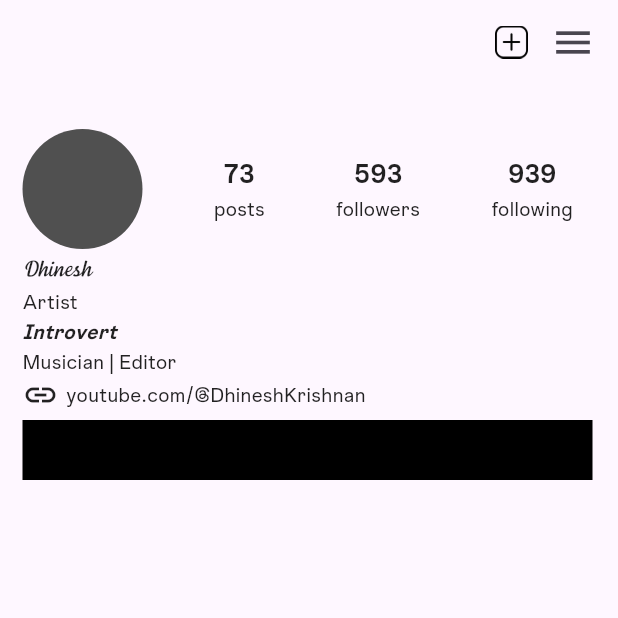
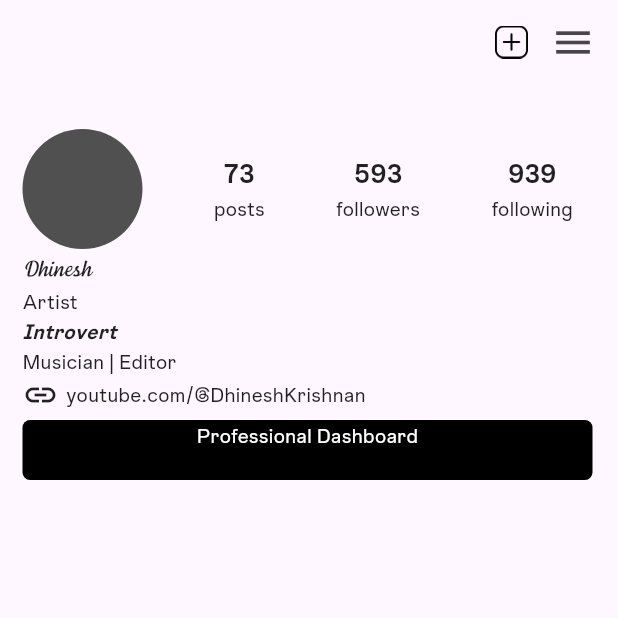
Before and after one commit to DhineshKrishnan1206/instagram_latest, a Flutter app: the ProfileScreen screen opened directly, on a phone screen of 412 x 824 dp, the top half of it. Run offline on Flutter 3.47's test engine with Material 3 defaults, Android fonts, the phone set to English and light mode, and no system bars; our stand-ins replace dio, shared_preferences; accounts and stored records are empty; network calls fail; project files that could hold a hidden picture were left out.

Commit message:
Updated Profile More

```diff
--- a/lib/screens/profile_screen.dart
+++ b/lib/screens/profile_screen.dart
@@ -210,11 +210,19 @@ class _ProfileScreenState extends State<ProfileScreen> {
                     height: 5,
                   ),
                   Container(
+                    decoration: BoxDecoration(
+                      borderRadius: BorderRadius.circular(5),
+                      color: Colors.black,
+                    ),
                     width: 380,
                     height: 40,
-                    color: Colors.black,
                     child: Column(
-                      children: [Text("Professional Dashboard")],
+                      children: [
+                        Text(
+                          "Professional Dashboard",
+                          style: TextStyle(color: Colors.white),
+                        )
+                      ],
                     ),
                   )
                 ],
```
